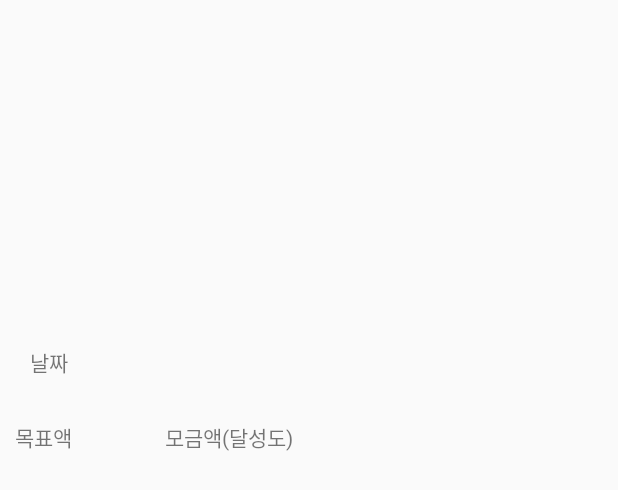
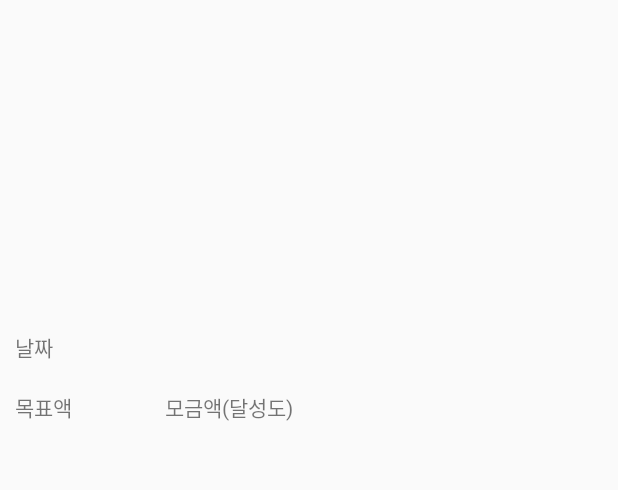
Before and after one commit to MidasChallenge2017Mobile4/donation_android_app, an Android app: the layout donate_row.xml on its own in the app's theme, with its tools: preview values and no code run, on a phone screen of 412 x 824 dp. Shown: the top 490 px of the screen. Run offline under Robolectric (Android 15) with nearby library versions, the phone set to English and light mode, and no system bars.

Commit message:
Donation donate_row 올림

```diff
--- a/app/src/main/res/layout/donate_row.xml
+++ b/app/src/main/res/layout/donate_row.xml
@@ -20,33 +20,33 @@
     </LinearLayout>-->
 
     <ImageView
+        android:backgroundTint="#11111100"
         android:layout_width="match_parent"
         android:layout_height="200dp"
         android:layout_margin="5dp"/>
     <LinearLayout
         android:orientation="vertical"
         android:layout_width="match_parent"
-        android:layout_height="150dp">
+        android:layout_height="80dp">
         <TextView
             android:id="@+id/date"
             android:layout_width="match_parent"
             android:layout_height="40dp"
-            android:layout_margin="10dp"
             android:text="날짜" />
         <LinearLayout
             android:orientation="horizontal"
             android:layout_width="match_parent"
             android:layout_gravity="right"
-            android:layout_height="70dp">
+            android:layout_height="40dp">
         <TextView
             android:id="@+id/goal"
             android:layout_width="100dp"
-            android:layout_height="50dp"
+            android:layout_height="40dp"
             android:text = "목표액"/>
         <TextView
             android:id="@+id/total"
             android:layout_width="150dp"
-            android:layout_height="50dp"
+            android:layout_height="40dp"
             android:text = "모금액(달성도)"/>
         </LinearLayout>
     </LinearLayout>
```
Also changed, not shown: app/src/main/java/com/midas/donation_android_app/Donation.java (+4 -4 lines).
